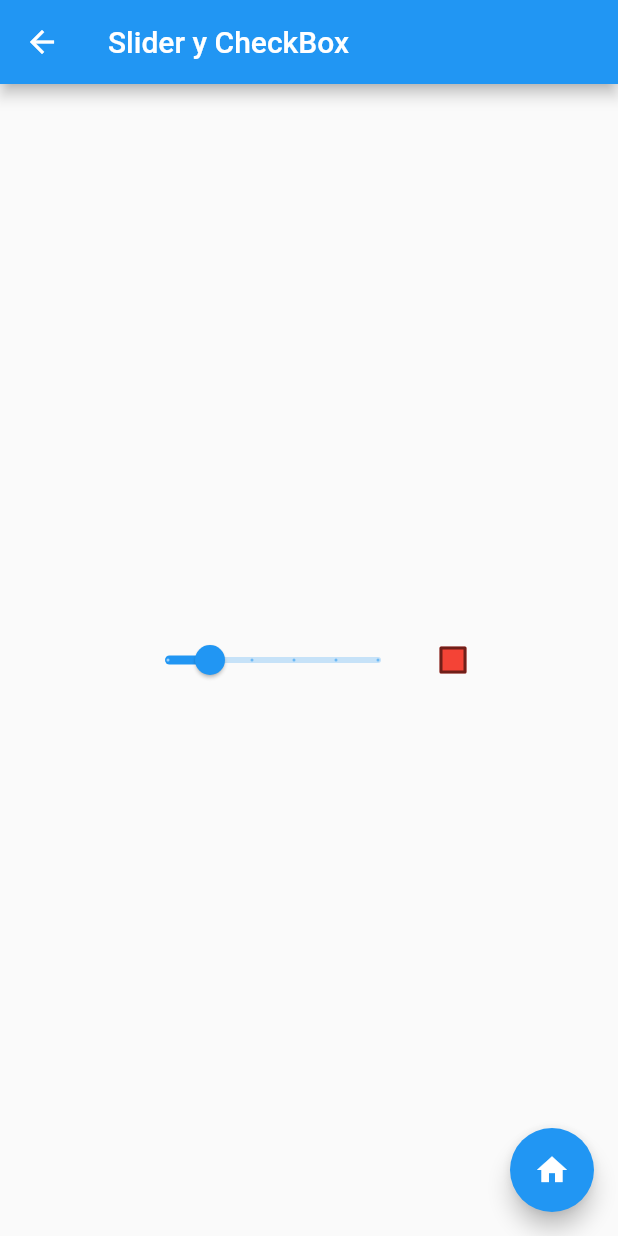
After one commit to Tibaran/Exm-DAM, a Flutter app: the SliderWidget screen opened by its route, on a phone screen of 412 x 824 dp. The commit adds this screen. Run offline on Flutter 3.47's test engine with Material 2 defaults, Android fonts, the phone set to English and light mode, and no system bars; network calls fail.

Commit message:
navegacion y pantallas

```diff
--- a/lib/menu_data_model.dart
+++ b/lib/menu_data_model.dart
@@ -2,12 +2,14 @@ class MenuDataModel{
   int? icono;
   String? titulo;
   bool? direccion;
+  String? route;
 
-  MenuDataModel(this.icono, this.titulo, this.direccion);
+  MenuDataModel(this.icono, this.titulo, this.direccion, this.route);
 
   MenuDataModel.fromJson(Map<String, dynamic> json){
     icono = json['icono'];
     titulo = json['titulo'];
     direccion = json['direccion'];
+    route = json['route'];
   }
 }
--- /dev/null
+++ b/lib/vistas/slider.dart
@@ -0,0 +1,70 @@
+import 'package:flutter/material.dart';
+class SliderWidget extends StatefulWidget {
+  const SliderWidget({Key? key}) : super(key: key);
+
+  @override
+  State<SliderWidget> createState() => _SliderWidgetState();
+}
+
+class _SliderWidgetState extends State<SliderWidget> {
+  // Slider value
+  double _currentSliderValue = 20;
+  // Chebox value
+  bool isChecked = false;
+  // Chekbox method
+  Color getColor(Set<MaterialState> states) {
+      const Set<MaterialState> interactiveStates = <MaterialState>{
+        MaterialState.pressed,
+        MaterialState.hovered,
+        MaterialState.focused,
+      };
+      if (states.any(interactiveStates.contains)) {
+        return Colors.blue;
+      }
+      return Colors.red;
+    }
+
+  @override
+  Widget build(BuildContext context) {
+    return Scaffold(
+      appBar: AppBar(
+        title: const Text('Slider y CheckBox')
+      ),
+      body: Row(
+        mainAxisAlignment: MainAxisAlignment.center,
+        crossAxisAlignment: CrossAxisAlignment.center,
+        children: [
+          Slider(
+            value: _currentSliderValue,
+            min: 0,
+            max: 100,
+            divisions: 5,
+            label: _currentSliderValue.round().toString(),
+            onChanged: (double value) {
+              setState(() {
+                _currentSliderValue = value;
+              });
+            },
+          ),
+          Checkbox(
+            checkColor: Colors.white,
+            fillColor: MaterialStateProperty.resolveWith(getColor),
+            value: isChecked,
+            onChanged: (bool? value) {
+              setState(() {
+                isChecked = value!;
+              });
+            },
+          ),
+        ],
+      ),
+      floatingActionButton: FloatingActionButton(
+        onPressed: (){
+          Navigator.pop(context);
+        },
+        child: const Icon(Icons.home, color: Colors.white),
+        backgroundColor: Colors.blue,
+      ),
+    );
+  }
+}
```
Also changed, not shown: assets/menuList.json (+14 -7 lines), assets/sample.json (deleted, +0 -19 lines), lib/main.dart (+32 -7 lines), lib/vistas/alertas.dart (added, +40 -0 lines), lib/vistas/animado.dart (added, +45 -0 lines), lib/vistas/avatars.dart (added, +21 -0 lines), lib/vistas/inputs.dart (added, +58 -0 lines), lib/vistas/listas.dart (added, +32 -0 lines), lib/vistas/tarjetas.dart (added, +49 -0 lines).
